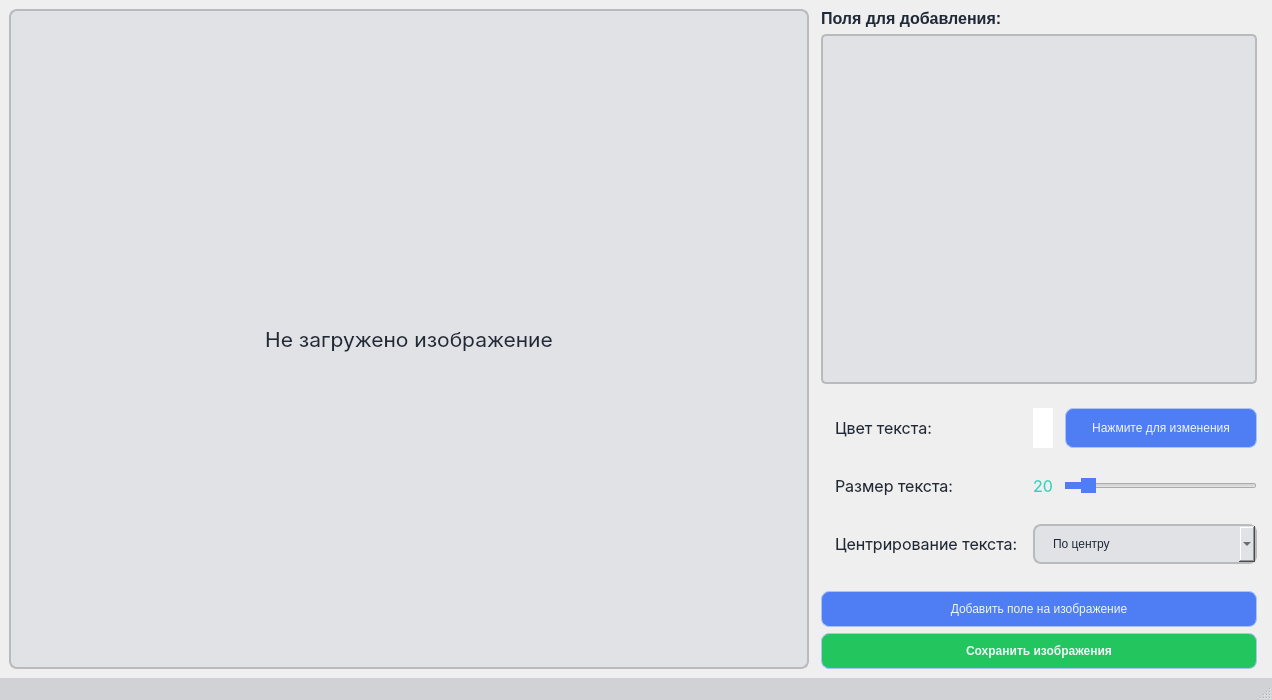
Before: the Qt Designer form UncompiledUI/Main.ui in CyberBro9/aobp, drawn with Qt 5.
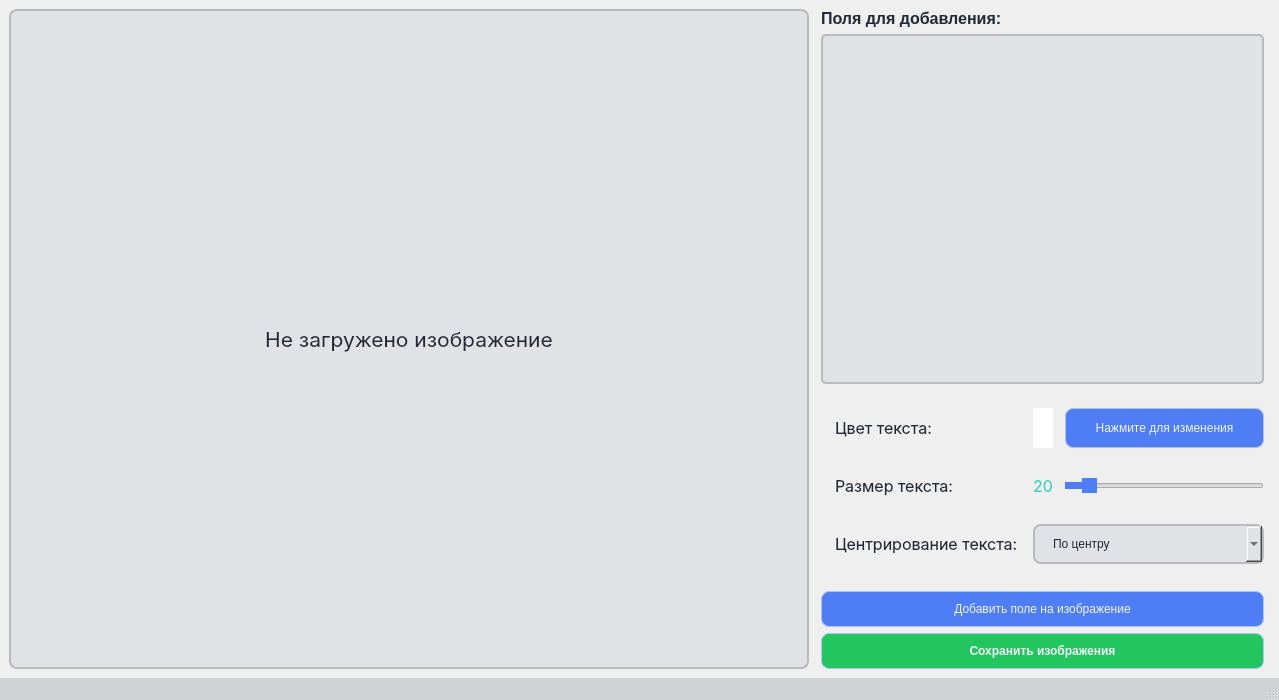
After: the same form once the commit is applied.

Commit message: Finish revamping UI

Patch:
```diff
--- a/UncompiledUI/Main.ui
+++ b/UncompiledUI/Main.ui
@@ -6,7 +6,7 @@
    <rect>
     <x>0</x>
     <y>0</y>
-    <width>1272</width>
+    <width>1279</width>
     <height>700</height>
    </rect>
   </property>
@@ -55,18 +55,16 @@
 			background-color: #2d3a4f
         }
 		QPushButton#saveImages:pressed {
-            background-color: #0f172a;
-			border: 2px dashed #2dd4bf
+            background-color: rgb(30, 173, 82)
+        }
+ QLabel {
+            color: #1F2937;
+            font-family: 'Inter', 'Segoe UI', 'Yu Gothic UI';
         }
         QLabel#ImageLabel {
             background-color: rgb(225, 226, 229);
 			border: 2px solid rgb(185, 186, 189);
 			border-radius: 8px;
-            color: #1F2937;
-        }
-        QLabel {
-            color: #1F2937;
-            font-family: 'Inter', 'Segoe UI', 'Yu Gothic UI';
         }
         QLabel#label {
             font-size: 14pt;
@@ -78,7 +76,7 @@
         }
         QStatusBar {
             background-color: #d1d2d5;
-            color: #2dd4bf;
+            color: #1F2937;
         }
 		QComboBox {
 	background-color: rgb(225, 226, 229);
@@ -477,15 +475,15 @@
    </property>
    <property name="styleSheet">
     <string notr="true">QProgressBar {
-            background-color: #1F2937;
+            background-color: rgb(178, 179, 181);
             border-radius: 6px;
             text-align: center;
-            color: #f1f5f9;
+            color: #1F2937;
             font: bold 10pt 'Inter', 'Segoe UI', 'Yu Gothic UI';
             height: 12px;
         }
         QProgressBar::chunk {
-            background-color: #2dd4bf;
+            background-color: rgb(79, 125, 243);
             border-radius: 6px;
         }</string>
    </property>
```
Left out of the diff: 7 changed lines with no effect on the pictures. The commit also changes 7 other files.
